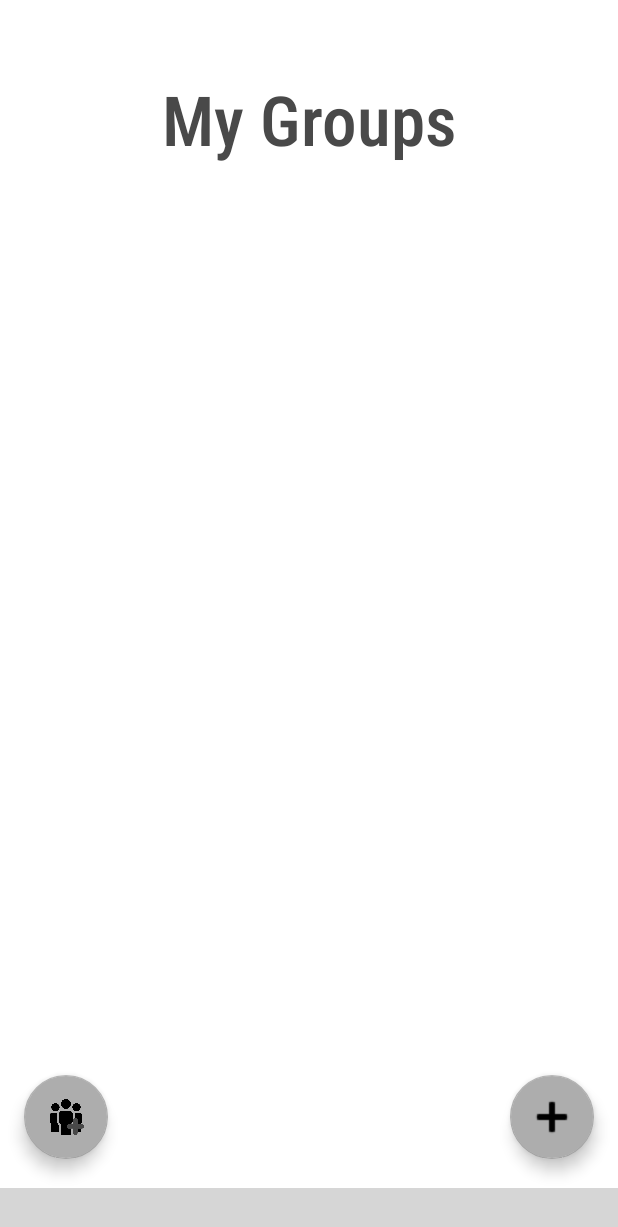
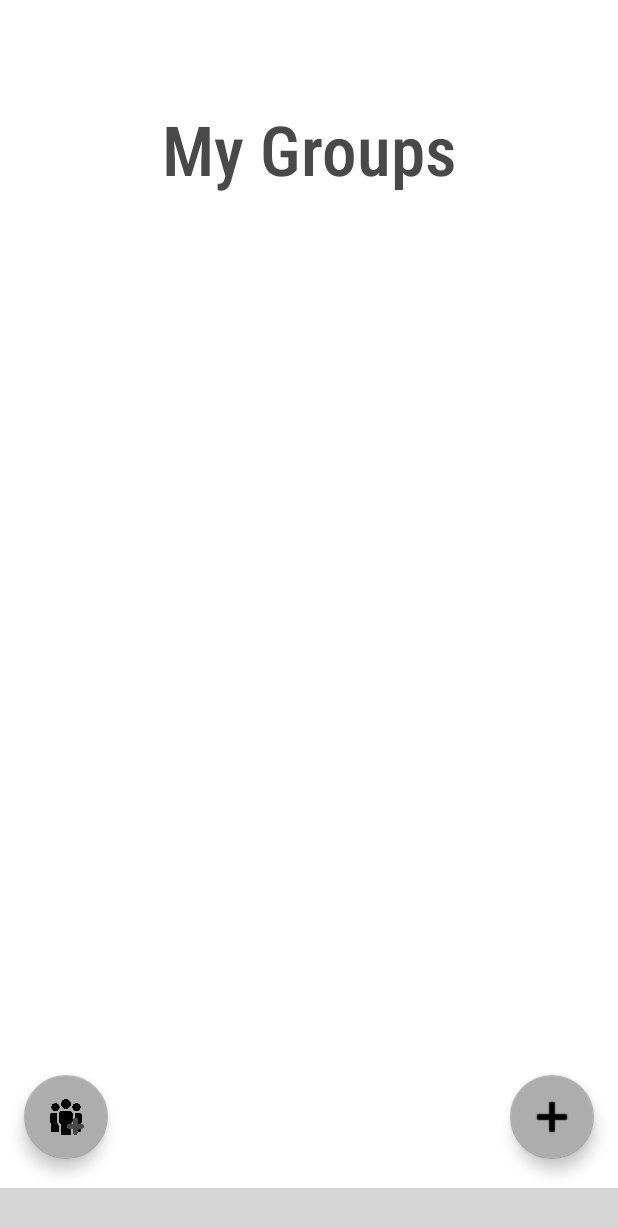
Before and after one commit to Eyal210103/Its-game-timeV2, an Android app: the fragment MyGroupsFragment placed in its activity, on a phone screen of 412 x 824 dp. Shown: the top 1227 px of the screen. Run offline under Robolectric (Android 15) with nearby library versions, the phone set to English and light mode, and no system bars; our stand-ins replace CircleImageView, Firebase (no records; nobody signed in at launch, a user with empty details on screens opened directly); libraries missing offline, so code that uses them is left out: com.ismaeldivita.chipnavigation, com.sucho.placepicker; plain views replace ChipNavigationBar; pictures from the network do not load; 5 statements that could not run were skipped; grey boxes are pictures that could not be loaded.

```diff
--- a/app/src/main/res/layout/fragment_my_groups.xml
+++ b/app/src/main/res/layout/fragment_my_groups.xml
@@ -68,5 +68,5 @@
         android:layout_width="wrap_content"
         android:layout_height="wrap_content"
         android:orientation="horizontal"
-        app:layout_constraintGuide_percent="0.20" />
+        app:layout_constraintGuide_percent="0.25" />
 </androidx.constraintlayout.widget.ConstraintLayout>
```
